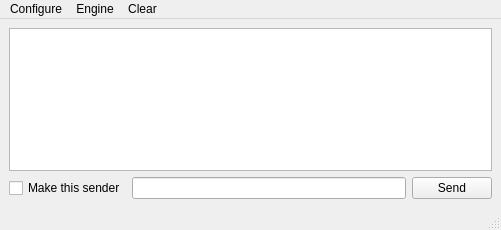
Rsclub22/Minos2-Mirror, file mqt/MqtDataModes/dmmainwindow.ui: the form before one commit.
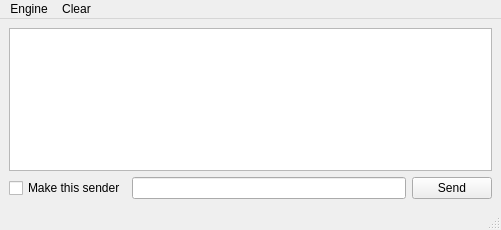
The form after the commit. Custom widgets are drawn as their Qt base class.

What changed in the file:
```diff
--- a/mqt/MqtDataModes/dmmainwindow.ui
+++ b/mqt/MqtDataModes/dmmainwindow.ui
@@ -63,17 +63,11 @@
      <string>Engine</string>
     </property>
    </widget>
-   <widget class="QMenu" name="menuConfigure">
-    <property name="title">
-     <string>Configure</string>
-    </property>
-   </widget>
    <widget class="QMenu" name="menuClear">
     <property name="title">
      <string>Clear</string>
     </property>
    </widget>
-   <addaction name="menuConfigure"/>
    <addaction name="menuEngine"/>
    <addaction name="menuClear"/>
   </widget>
```
